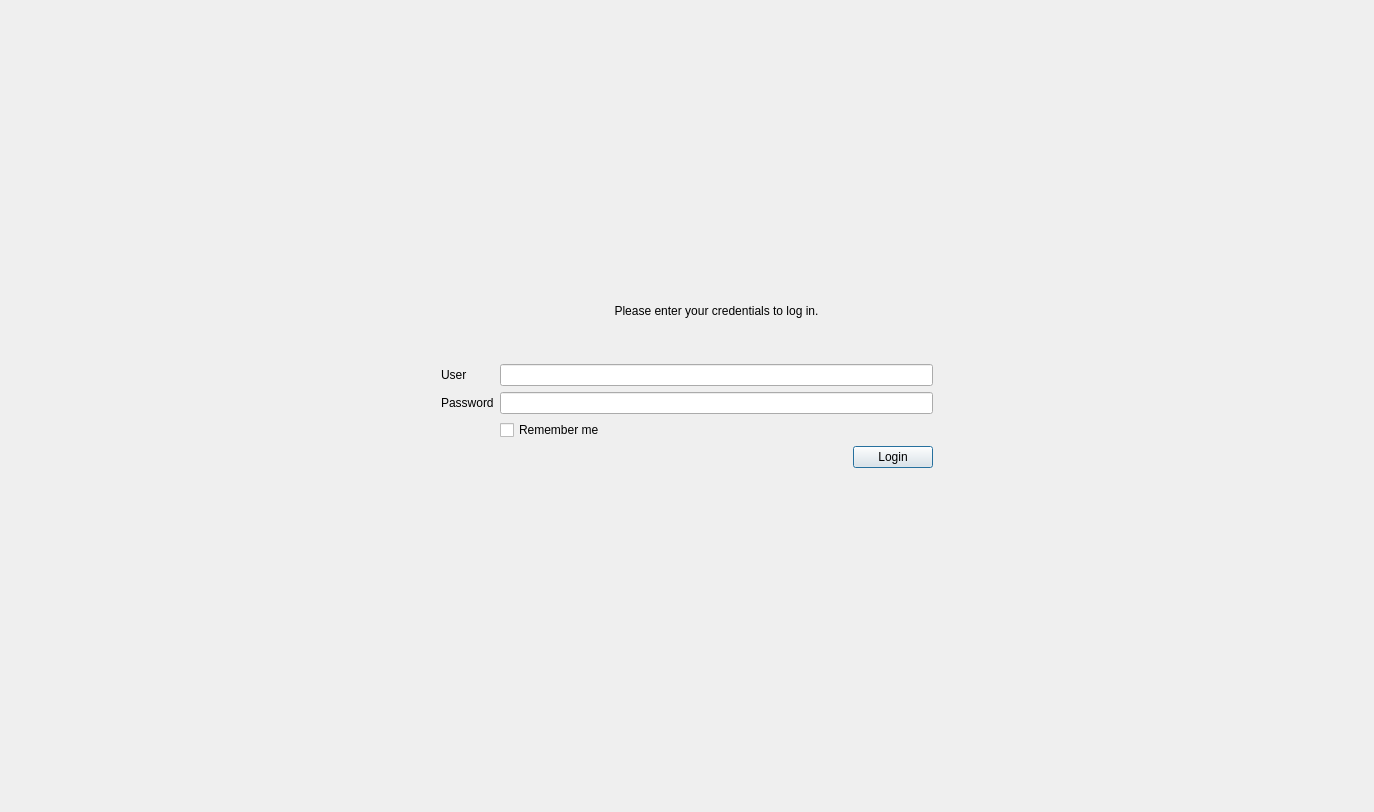
Qt form Include/imtauthgui/CStandardLoginGuiComp.ui (ImagingTools/ImtCore) before a commit.
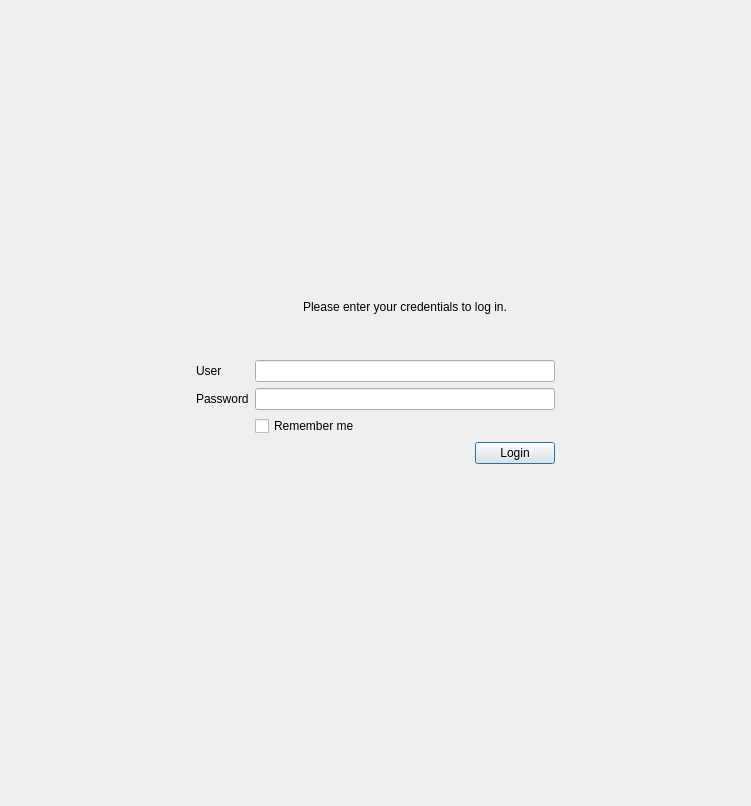
The same form after that commit. The open tabs and pages were chosen to show the change. Icons and pictures are not drawn.

```diff
--- a/Include/imtauthgui/CStandardLoginGuiComp.ui
+++ b/Include/imtauthgui/CStandardLoginGuiComp.ui
@@ -6,8 +6,8 @@
    <rect>
     <x>0</x>
     <y>0</y>
-    <width>1374</width>
-    <height>812</height>
+    <width>751</width>
+    <height>806</height>
    </rect>
   </property>
   <property name="windowTitle">
@@ -66,7 +66,7 @@
       <property name="bottomMargin">
        <number>0</number>
       </property>
-      <item>
+      <item alignment="Qt::AlignHCenter|Qt::AlignVCenter">
        <widget class="QStackedWidget" name="StackedWidget">
         <property name="currentIndex">
          <number>3</number>
@@ -97,70 +97,35 @@
              <enum>QFrame::Raised</enum>
             </property>
             <layout class="QGridLayout" name="gridLayout_2">
-             <item row="4" column="0">
-              <spacer name="horizontalSpacer">
-               <property name="orientation">
-                <enum>Qt::Horizontal</enum>
+             <item row="4" column="2">
+              <widget class="QLabel" name="PasswordLabel">
+               <property name="text">
+                <string>Password</string>
                </property>
-               <property name="sizeHint" stdset="0">
-                <size>
-                 <width>40</width>
-                 <height>20</height>
-                </size>
-               </property>
-              </spacer>
+              </widget>
              </item>
-             <item row="3" column="1">
+             <item row="3" column="2">
               <widget class="QLabel" name="label">
                <property name="text">
                 <string>User</string>
                </property>
               </widget>
              </item>
-             <item row="4" column="1">
-              <widget class="QLabel" name="PasswordLabel">
-               <property name="text">
-                <string>Password</string>
+             <item row="4" column="3">
+              <widget class="QLineEdit" name="PasswordEdit">
+               <property name="echoMode">
+                <enum>QLineEdit::Password</enum>
                </property>
               </widget>
              </item>
-             <item row="5" column="2">
+             <item row="5" column="3">
               <widget class="QCheckBox" name="RememberMe">
                <property name="text">
                 <string>Remember me</string>
                </property>
               </widget>
              </item>
-             <item row="2" column="2">
-              <spacer name="verticalSpacer_4">
-               <property name="orientation">
-                <enum>Qt::Vertical</enum>
-               </property>
-               <property name="sizeType">
-                <enum>QSizePolicy::Fixed</enum>
-               </property>
-               <property name="sizeHint" stdset="0">
-                <size>
-                 <width>20</width>
-                 <height>40</height>
-                </size>
-               </property>
-              </spacer>
-             </item>
-             <item row="7" column="2">
-              <spacer name="verticalSpacer_2">
-               <property name="orientation">
-                <enum>Qt::Vertical</enum>
-               </property>
-               <property name="sizeHint" stdset="0">
-                <size>
-                 <width>20</width>
-                 <height>40</height>
-                </size>
-               </property>
-              </spacer>
-             </item>
-             <item row="6" column="2">
+             <item row="6" column="3">
               <layout class="QHBoxLayout" name="horizontalLayout">
                <item>
                 <widget class="QLabel" name="PasswordMessage">
@@ -198,14 +163,56 @@
                </item>
               </layout>
              </item>
-             <item row="4" column="2">
-              <widget class="QLineEdit" name="PasswordEdit">
-               <property name="echoMode">
-                <enum>QLineEdit::Password</enum>
+             <item row="4" column="4">
+              <spacer name="horizontalSpacer_3">
+               <property name="orientation">
+                <enum>Qt::Horizontal</enum>
+               </property>
+               <property name="sizeHint" stdset="0">
+                <size>
+                 <width>40</width>
+                 <height>20</height>
+                </size>
+               </property>
+              </spacer>
+             </item>
+             <item row="1" column="3">
+              <widget class="QLabel" name="LoginMessage">
+               <property name="text">
+                <string>Please enter your credentials to log in.</string>
+               </property>
+               <property name="alignment">
+                <set>Qt::AlignCenter</set>
                </property>
               </widget>
              </item>
-             <item row="3" column="2">
+             <item row="4" column="1">
+              <spacer name="horizontalSpacer">
+               <property name="orientation">
+                <enum>Qt::Horizontal</enum>
+               </property>
+               <property name="sizeHint" stdset="0">
+                <size>
+                 <width>40</width>
+                 <height>20</height>
+                </size>
+               </property>
+              </spacer>
+             </item>
+             <item row="0" column="3">
+              <spacer name="verticalSpacer">
+               <property name="orientation">
+                <enum>Qt::Vertical</enum>
+               </property>
+               <property name="sizeHint" stdset="0">
+                <size>
+                 <width>20</width>
+                 <height>40</height>
+                </size>
+               </property>
+              </spacer>
+             </item>
+             <item row="3" column="3">
               <widget class="QLineEdit" name="UserEdit">
                <property name="minimumSize">
                 <size>
@@ -218,9 +225,22 @@
                </property>
               </widget>
              </item>
-             <item row="0" column="2">
-              <spacer name="verticalSpacer">
+             <item row="4" column="0">
+              <spacer name="horizontalSpacer_9">
                <property name="orientation">
+                <enum>Qt::Horizontal</enum>
+               </property>
+               <property name="sizeHint" stdset="0">
+                <size>
+                 <width>40</width>
+                 <height>20</height>
+                </size>
+               </property>
+              </spacer>
+             </item>
+             <item row="7" column="3">
+              <spacer name="verticalSpacer_2">
+               <property name="orientation">
                 <enum>Qt::Vertical</enum>
                </property>
                <property name="sizeHint" stdset="0">
@@ -231,18 +251,24 @@
                </property>
               </spacer>
              </item>
-             <item row="1" column="2">
-              <widget class="QLabel" name="LoginMessage">
-               <property name="text">
-                <string>Please enter your credentials to log in.</string>
+             <item row="2" column="3">
+              <spacer name="verticalSpacer_4">
+               <property name="orientation">
+                <enum>Qt::Vertical</enum>
                </property>
-               <property name="alignment">
-                <set>Qt::AlignCenter</set>
+               <property name="sizeType">
+                <enum>QSizePolicy::Fixed</enum>
                </property>
-              </widget>
+               <property name="sizeHint" stdset="0">
+                <size>
+                 <width>20</width>
+                 <height>40</height>
+                </size>
+               </property>
+              </spacer>
              </item>
-             <item row="4" column="3">
-              <spacer name="horizontalSpacer_3">
+             <item row="4" column="5">
+              <spacer name="horizontalSpacer_10">
                <property name="orientation">
                 <enum>Qt::Horizontal</enum>
                </property>
```
Left out of the diff: 167 changed lines with no effect on the pictures.
